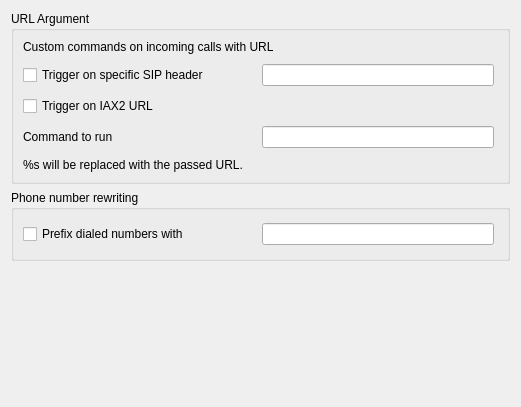
The window that src/conf/dlghooksbase.ui (KDE/ring-kde) describes before a commit, drawn with Qt 5.
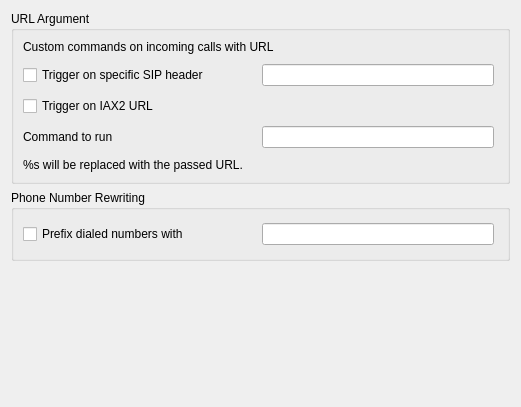
The same window after the commit. Custom widgets are drawn as their Qt base class.

Diff of the .ui file:
```diff
--- a/src/conf/dlghooksbase.ui
+++ b/src/conf/dlghooksbase.ui
@@ -135,7 +135,7 @@
    <item>
     <widget class="QGroupBox" name="groupBox_phoneNumberFormatting">
      <property name="title">
-      <string>Phone number rewriting</string>
+      <string>Phone Number Rewriting</string>
      </property>
      <layout class="QVBoxLayout" name="verticalLayout_13">
       <item>
```
